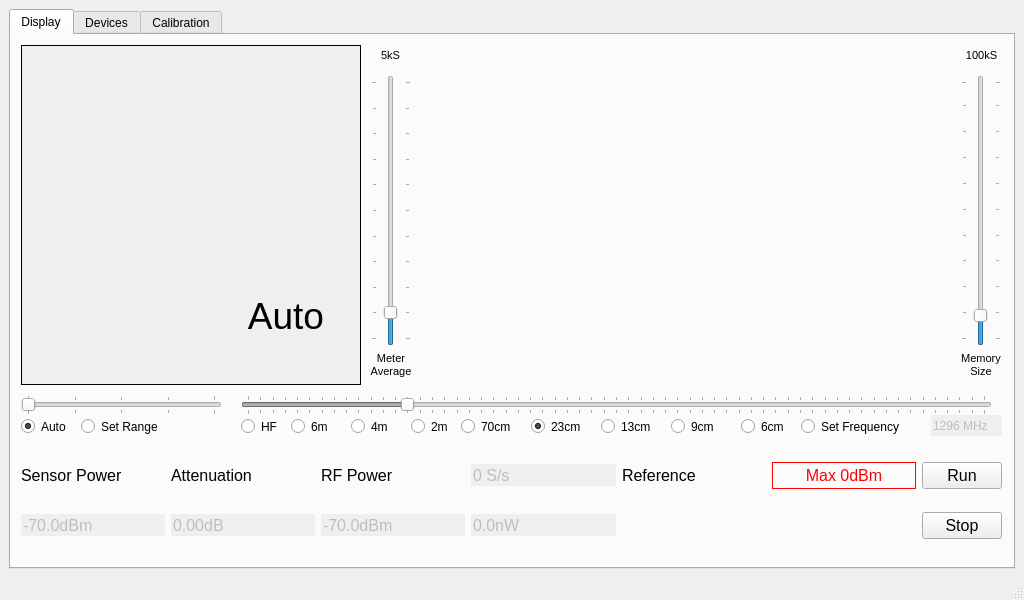
g4ixt/RFPowerMeter, file powerMeter.ui: the form before one commit.
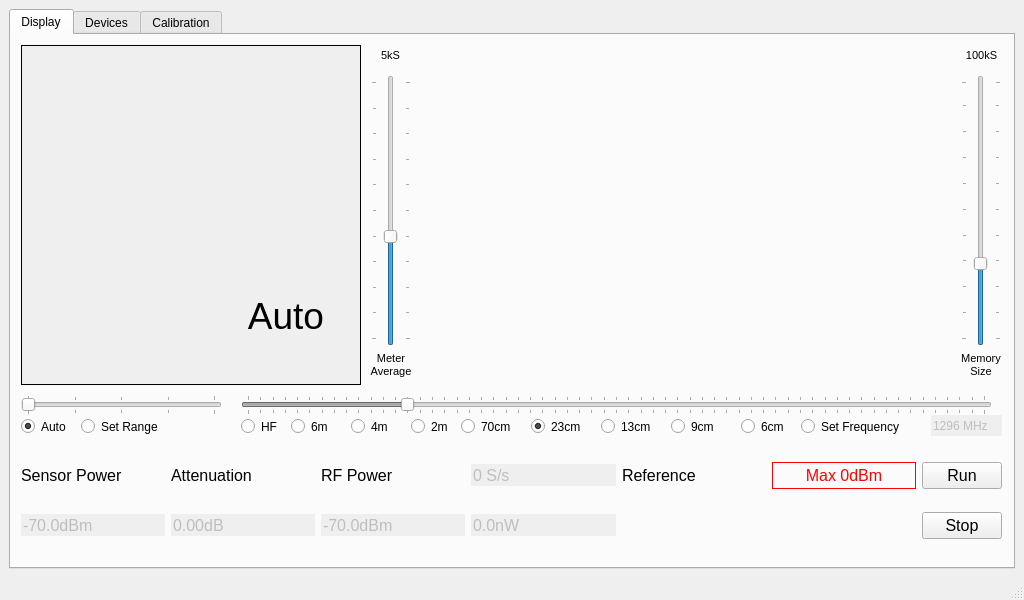
The form after the commit. Custom widgets are drawn as their Qt base class.

What changed in the file:
```diff
--- a/powerMeter.ui
+++ b/powerMeter.ui
@@ -225,7 +225,7 @@
          <number>100</number>
         </property>
         <property name="value">
-         <number>500</number>
+         <number>2000</number>
         </property>
         <property name="tracking">
          <bool>false</bool>
@@ -265,7 +265,7 @@
          <number>100</number>
         </property>
         <property name="value">
-         <number>10</number>
+         <number>30</number>
         </property>
         <property name="tracking">
          <bool>false</bool>
```
Left out of the diff: 2 changed lines with no effect on the pictures.
